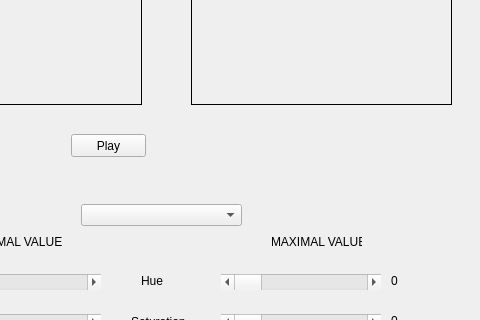
Before: the Qt Designer form ColorKeyer/videoplayer.ui in d1rkHH/InteractiveMusicPlayground, drawn with Qt 5; both pictures show x 159 to 639 and y 96 to 416 of the 639 by 576 pixel window.
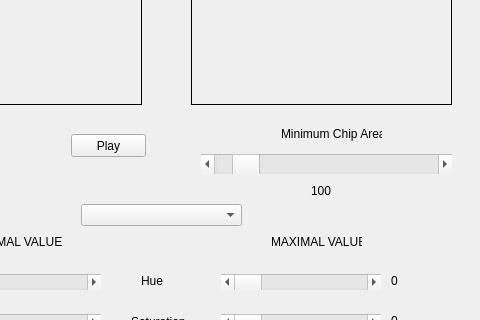
After: the same form once the commit is applied. Custom widgets are drawn as their Qt base class.

Diff of the .ui file:
```diff
--- a/ColorKeyer/videoplayer.ui
+++ b/ColorKeyer/videoplayer.ui
@@ -495,6 +495,54 @@
      <string>Closing</string>
     </property>
    </widget>
+   <widget class="QScrollBar" name="minChipSizeScrollbar">
+    <property name="geometry">
+     <rect>
+      <x>360</x>
+      <y>250</y>
+      <width>251</width>
+      <height>20</height>
+     </rect>
+    </property>
+    <property name="minimum">
+     <number>10</number>
+    </property>
+    <property name="maximum">
+     <number>1000</number>
+    </property>
+    <property name="value">
+     <number>100</number>
+    </property>
+    <property name="orientation">
+     <enum>Qt::Horizontal</enum>
+    </property>
+   </widget>
+   <widget class="QLabel" name="label_4">
+    <property name="geometry">
+     <rect>
+      <x>440</x>
+      <y>220</y>
+      <width>101</width>
+      <height>20</height>
+     </rect>
+    </property>
+    <property name="text">
+     <string>Minimum Chip Area</string>
+    </property>
+   </widget>
+   <widget class="QLabel" name="minchipsize">
+    <property name="geometry">
+     <rect>
+      <x>470</x>
+      <y>280</y>
+      <width>47</width>
+      <height>13</height>
+     </rect>
+    </property>
+    <property name="text">
+     <string>100</string>
+    </property>
+   </widget>
   </widget>
  </widget>
  <layoutdefault spacing="6" margin="11"/>
```
